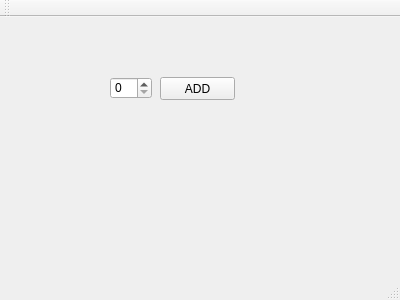
This is mainwindow.ui in yvalleru/QtExamples as Qt 5 draws it before an edit. The edited form follows.
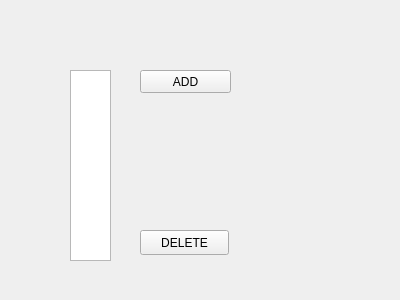
This is the edited form.

Commit message: add and delete items

```diff
--- a/mainwindow.ui
+++ b/mainwindow.ui
@@ -17,9 +17,9 @@
    <widget class="QPushButton" name="add">
     <property name="geometry">
      <rect>
-      <x>160</x>
-      <y>60</y>
-      <width>75</width>
+      <x>140</x>
+      <y>70</y>
+      <width>91</width>
       <height>23</height>
      </rect>
     </property>
@@ -27,36 +27,30 @@
      <string>ADD</string>
     </property>
    </widget>
-   <widget class="QSpinBox" name="number">
+   <widget class="QPushButton" name="remove">
     <property name="geometry">
      <rect>
-      <x>110</x>
-      <y>60</y>
-      <width>42</width>
-      <height>22</height>
+      <x>140</x>
+      <y>230</y>
+      <width>89</width>
+      <height>25</height>
      </rect>
     </property>
+    <property name="text">
+     <string>DELETE</string>
+    </property>
    </widget>
-  </widget>
-  <widget class="QMenuBar" name="menuBar">
+   <widget class="QTextEdit" name="textedit">
    <property name="geometry">
     <rect>
-     <x>0</x>
-     <y>0</y>
-     <width>400</width>
-     <height>21</height>
+      <x>70</x>
+      <y>70</y>
+      <width>41</width>
+      <height>191</height>
     </rect>
    </property>
   </widget>
-  <widget class="QToolBar" name="mainToolBar">
-   <attribute name="toolBarArea">
-    <enum>TopToolBarArea</enum>
-   </attribute>
-   <attribute name="toolBarBreak">
-    <bool>false</bool>
-   </attribute>
   </widget>
-  <widget class="QStatusBar" name="statusBar"/>
  </widget>
  <layoutdefault spacing="6" margin="11"/>
  <resources/>
```
Lines whose indentation alone changed are shown as unchanged. The commit also changes 2 other files.
